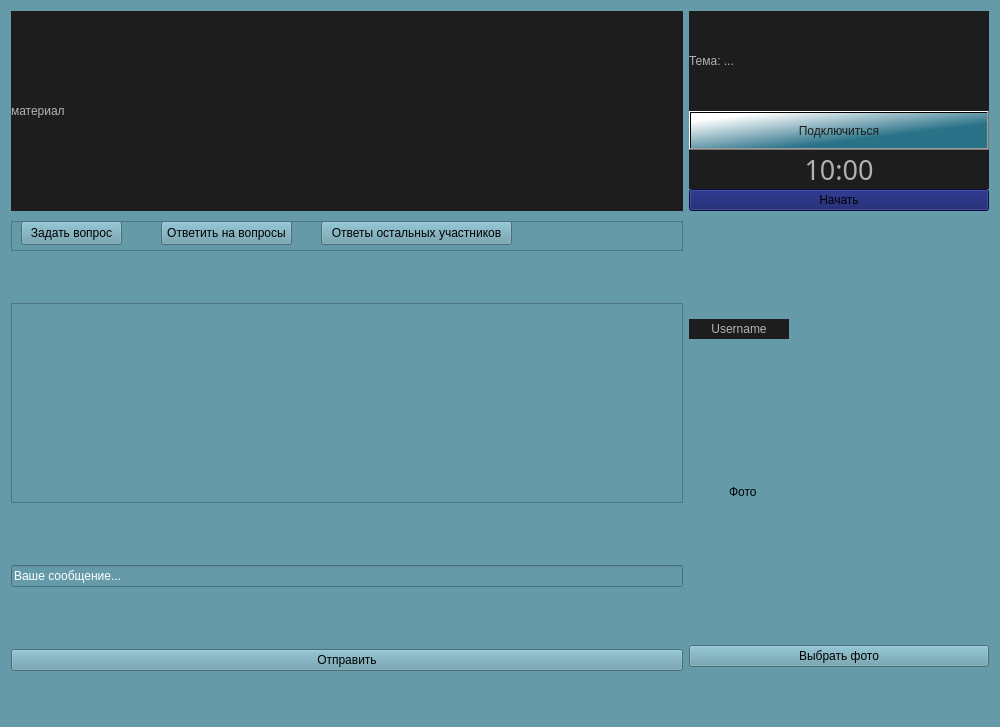
The window that Client/jeducation-v0.1/learning.ui (Avedik/Desktop-application-IEducation) describes before a commit, drawn with Qt 5.
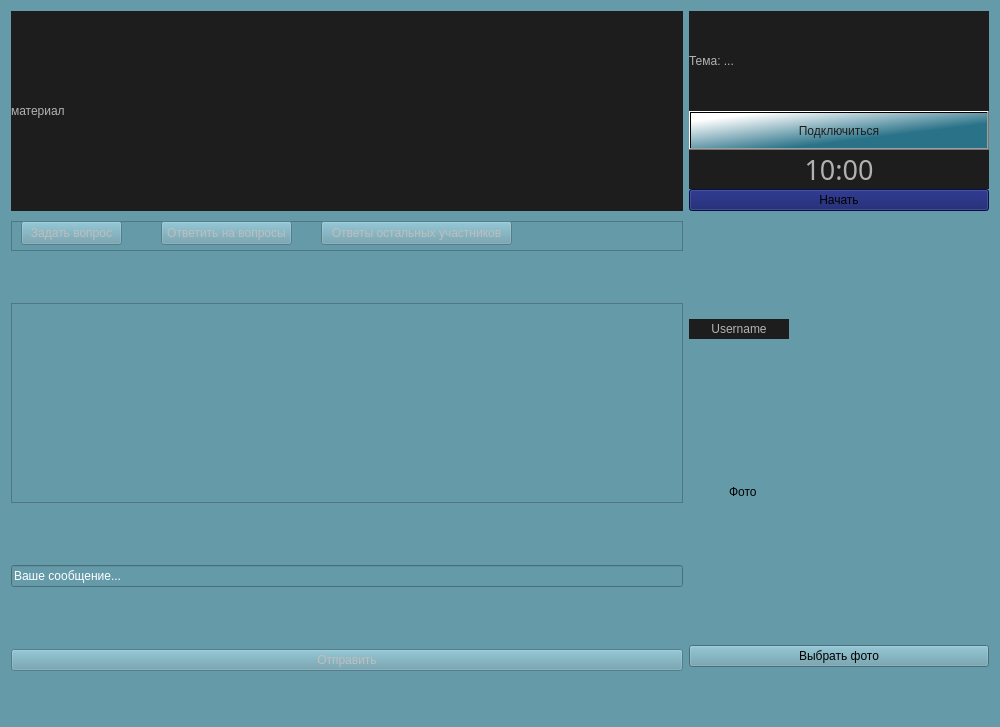
The same window after the commit.

Commit message: Отрегулировал доступность кнопок в окне изучения материала

```diff
--- a/Client/jeducation-v0.1/learning.ui
+++ b/Client/jeducation-v0.1/learning.ui
@@ -213,6 +213,9 @@
      </item>
      <item>
       <widget class="QPushButton" name="sendButton">
+       <property name="enabled">
+        <bool>false</bool>
+       </property>
        <property name="styleSheet">
         <string notr="true"/>
        </property>
@@ -356,6 +359,9 @@
       <enum>QFrame::Raised</enum>
      </property>
      <widget class="QPushButton" name="askButton">
+      <property name="enabled">
+       <bool>false</bool>
+      </property>
       <property name="geometry">
        <rect>
         <x>10</x>
@@ -369,6 +375,9 @@
       </property>
      </widget>
      <widget class="QPushButton" name="answerButton">
+      <property name="enabled">
+       <bool>false</bool>
+      </property>
       <property name="geometry">
        <rect>
         <x>150</x>
@@ -381,7 +390,10 @@
        <string>Ответить на вопросы</string>
       </property>
      </widget>
-     <widget class="QPushButton" name="pushButton_4">
+     <widget class="QPushButton" name="allAnswersButton">
+      <property name="enabled">
+       <bool>false</bool>
+      </property>
       <property name="geometry">
        <rect>
         <x>310</x>
```
Left out of the diff: 3 changed lines with no effect on the pictures. The commit also changes 3 other files.
